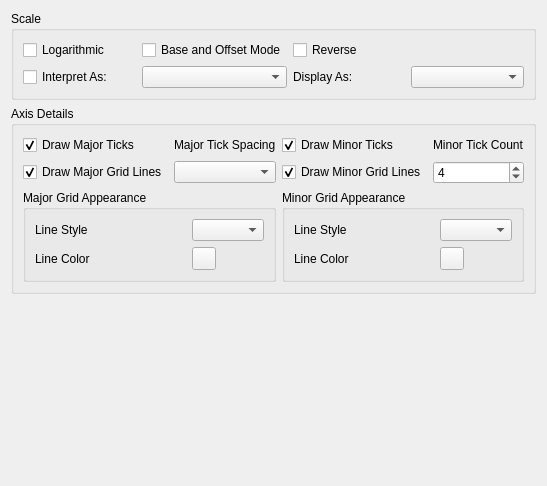
Old version of the form src/libkstapp/axistab.ui in the repository Kst-plot/kst.
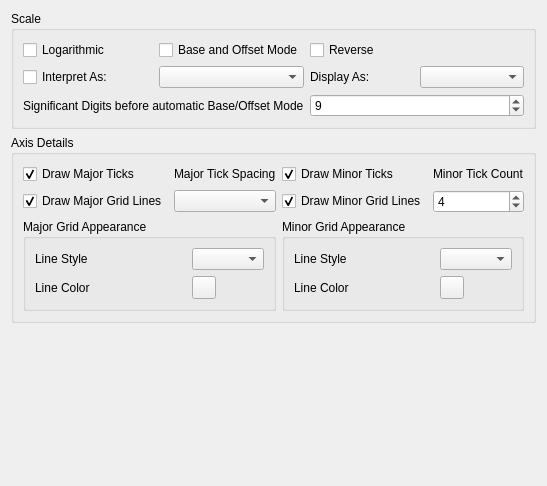
New version of the form. Custom widgets are drawn as their Qt base class.

Commit message: Add setting for significant digits on Axis before switching to Base/Offset Mode. Fix margin sizing for large y axis tick labels.

Patch:
```diff
--- a/src/libkstapp/axistab.ui
+++ b/src/libkstapp/axistab.ui
@@ -60,6 +60,26 @@
       <item row="1" column="3" >
        <widget class="QComboBox" name="_scaleDisplayType" />
       </item>
+      <item row="2" column="0" colspan="2" >
+       <widget class="QLabel" name="label_2" >
+        <property name="text" >
+         <string>Significant Digits before automatic Base/Offset Mode</string>
+        </property>
+       </widget>
+      </item>
+      <item row="2" column="2" colspan="2" >
+       <widget class="QSpinBox" name="_significantDigits" >
+        <property name="minimum" >
+         <number>2</number>
+        </property>
+        <property name="maximum" >
+         <number>15</number>
+        </property>
+        <property name="value" >
+         <number>9</number>
+        </property>
+       </widget>
+      </item>
      </layout>
     </widget>
    </item>
```
The commit also changes 5 other files.
